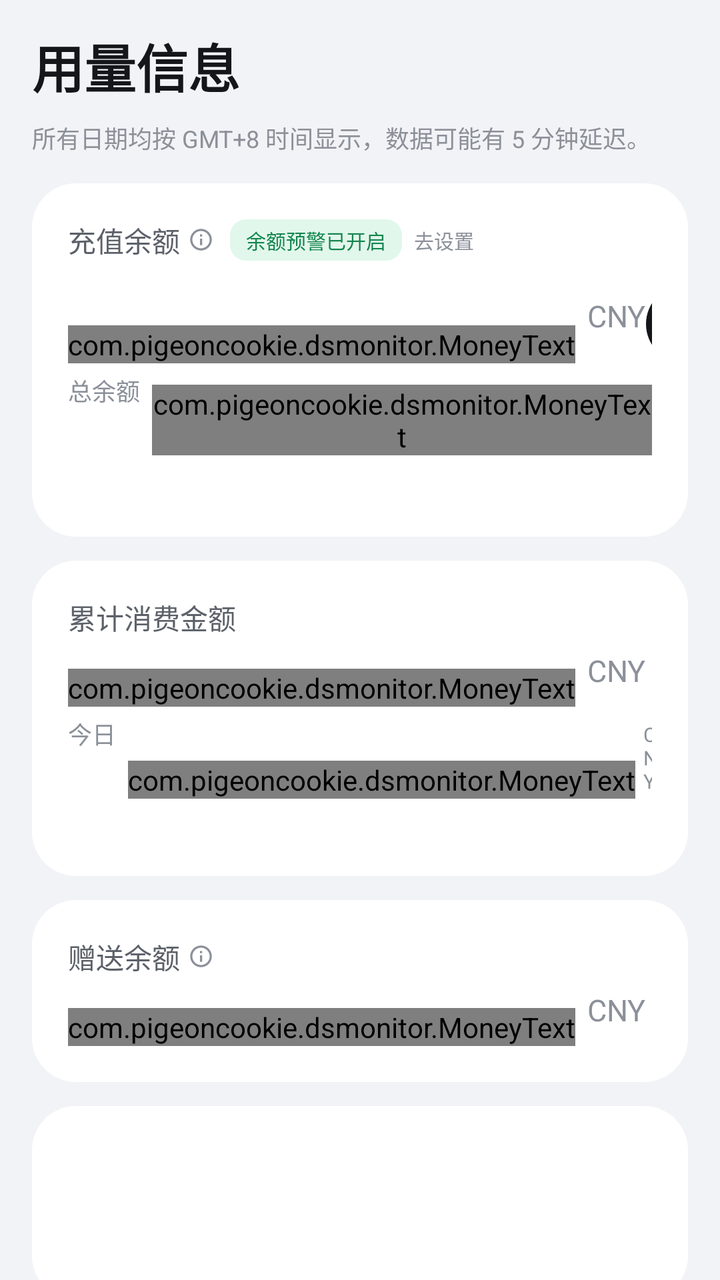
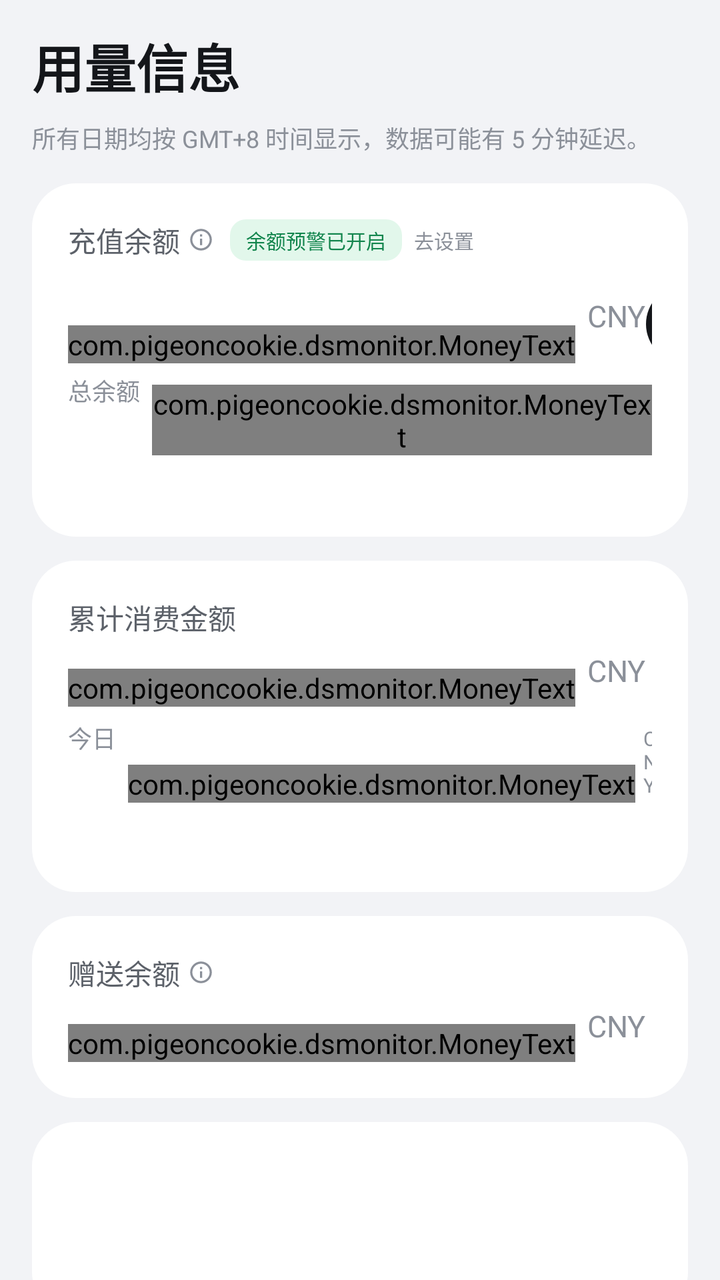

The first picture is an Android layout as it rendered before a commit; the second is the same layout after the commit. The layout source and the unified diff follow.
<!-- AndroidManifest.xml: application theme AppTheme -->
<!-- res/layout/page_dashboard.xml -->
<?xml version="1.0" encoding="utf-8"?>
<ScrollView xmlns:android="http://schemas.android.com/apk/res/android"
    android:layout_width="match_parent"
    android:layout_height="match_parent"
    android:background="@color/ds_bg"
    android:fillViewport="true"
    android:scrollbars="none">

    <LinearLayout
        android:layout_width="match_parent"
        android:layout_height="wrap_content"
        android:orientation="vertical"
        android:paddingStart="16dp"
        android:paddingTop="14dp"
        android:paddingEnd="16dp"
        android:paddingBottom="26dp">

        <TextView
            android:layout_width="wrap_content"
            android:layout_height="wrap_content"
            android:text="@string/dashboard_title"
            android:textColor="@color/ds_text"
            android:textSize="26sp"
            android:textStyle="bold" />

        <TextView
            android:layout_width="match_parent"
            android:layout_height="wrap_content"
            android:layout_marginTop="8dp"
            android:lineSpacingExtra="3dp"
            android:text="@string/dashboard_subtitle"
            android:textColor="@color/ds_text_3"
            android:textSize="12sp" />

        <FrameLayout
            android:id="@+id/card_balance"
            android:layout_width="match_parent"
            android:layout_height="wrap_content"
            android:layout_marginTop="14dp"
            android:background="@drawable/bg_card">

            <LinearLayout
                android:layout_width="match_parent"
                android:layout_height="wrap_content"
                android:orientation="vertical"
                android:padding="18dp">

                <LinearLayout
                    android:layout_width="match_parent"
                    android:layout_height="wrap_content"
                    android:gravity="center_vertical"
                    android:orientation="horizontal">

                    <TextView
                        android:layout_width="wrap_content"
                        android:layout_height="wrap_content"
                        android:text="@string/topup_balance"
                        android:textColor="@color/ds_text_2"
                        android:textSize="14sp" />

                    <ImageView
                        android:layout_width="13dp"
                        android:layout_height="13dp"
                        android:layout_marginStart="4dp"
                        android:contentDescription="@null"
android:id="@+id/info_balance"
                        android:src="@drawable/ic_info"
                        android:tint="@color/ds_text_3" />

                    <TextView
                        android:id="@+id/badge_alert"
                        android:layout_width="wrap_content"
                        android:layout_height="wrap_content"
                        android:layout_marginStart="8dp"
                        android:background="@drawable/bg_badge"
                        android:paddingStart="8dp"
                        android:paddingTop="3dp"
                        android:paddingEnd="8dp"
                        android:paddingBottom="3dp"
                        android:text="@string/alert_on"
                        android:textColor="@color/ds_badge_fg"
                        android:textSize="10sp" />

                    <TextView
                        android:id="@+id/btn_alert_setup"
                        android:layout_width="wrap_content"
                        android:layout_height="wrap_content"
                        android:layout_marginStart="6dp"
                        android:text="@string/go_settings"
                        android:textColor="@color/ds_text_3"
                        android:textSize="10sp" />
                </LinearLayout>

                <LinearLayout
                    android:layout_width="match_parent"
                    android:layout_height="wrap_content"
                    android:layout_marginTop="12dp"
                    android:gravity="bottom"
                    android:orientation="horizontal">

                    <com.pigeoncookie.dsmonitor.MoneyText
                        android:id="@+id/money_total"
                        android:layout_width="wrap_content"
                        android:layout_height="wrap_content"
                        android:text="¥--.--"
                        android:textColor="@color/ds_text"
                        android:textSize="34sp"
                        android:textStyle="bold" />

                    <TextView
                        android:id="@+id/currency_total"
                        android:layout_width="wrap_content"
                        android:layout_height="wrap_content"
                        android:layout_marginStart="6dp"
                        android:layout_marginBottom="4dp"
                        android:text="CNY"
                        android:textColor="@color/ds_text_3"
                        android:textSize="15sp" />

                    <View
                        android:layout_width="0dp"
                        android:layout_height="1dp"
                        android:layout_weight="1" />

                    <TextView
                        android:id="@+id/btn_topup"
                        android:layout_width="wrap_content"
                        android:layout_height="wrap_content"
                        android:background="@drawable/bg_pill"
                        android:paddingStart="20dp"
                        android:paddingTop="10dp"
                        android:paddingEnd="20dp"
                        android:paddingBottom="10dp"
                        android:text="@string/go_topup"
                        android:textColor="@color/ds_pill_fg"
                        android:textSize="13sp" />
                </LinearLayout>

                <LinearLayout
                    android:id="@+id/total_all_row"
                    android:layout_width="wrap_content"
                    android:layout_height="wrap_content"
                    android:layout_marginTop="8dp"
                    android:gravity="bottom"
                    android:orientation="horizontal">

                    <TextView
                        android:layout_width="wrap_content"
                        android:layout_height="wrap_content"
                        android:text="总余额"
                        android:textColor="@color/ds_text_3"
                        android:textSize="12sp" />

                    <com.pigeoncookie.dsmonitor.MoneyText
                        android:id="@+id/money_total_all"
                        android:layout_width="wrap_content"
                        android:layout_height="wrap_content"
                        android:layout_marginStart="6dp"
                        android:text="¥--.--"
                        android:textColor="@color/ds_text_2"
                        android:textSize="15sp"
                        android:textStyle="bold" />

                    <TextView
                        android:layout_width="wrap_content"
                        android:layout_height="wrap_content"
                        android:layout_marginStart="4dp"
                        android:layout_marginBottom="1dp"
                        android:text="CNY"
                        android:textColor="@color/ds_text_3"
                        android:textSize="10sp" />
                </LinearLayout>

                <TextView
                    android:id="@+id/balance_meta"
                    android:layout_width="match_parent"
                    android:layout_height="wrap_content"
                    android:layout_marginTop="8dp"
                    android:text=""
                    android:textColor="@color/ds_text_3"
                    android:textSize="11sp" />
            </LinearLayout>
        </FrameLayout>

        <LinearLayout
            android:layout_width="match_parent"
            android:layout_height="wrap_content"
            android:layout_marginTop="12dp"
            android:background="@drawable/bg_card"
            android:orientation="vertical"
            android:padding="18dp">

            <TextView
                android:layout_width="wrap_content"
                android:layout_height="wrap_content"
                android:text="@string/cumulative_cost"
                android:textColor="@color/ds_text_2"
                android:textSize="14sp" />

            <LinearLayout
                android:layout_width="match_parent"
                android:layout_height="wrap_content"
                android:layout_marginTop="10dp"
                android:gravity="bottom"
                android:orientation="horizontal">

                <com.pigeoncookie.dsmonitor.MoneyText
                    android:id="@+id/money_cumulative"
                    android:layout_width="wrap_content"
                    android:layout_height="wrap_content"
                    android:text="¥--.--"
                    android:textColor="@color/ds_text"
                    android:textSize="32sp"
                    android:textStyle="bold" />

                <TextView
                    android:id="@+id/currency_cumulative"
                    android:layout_width="wrap_content"
                    android:layout_height="wrap_content"
                    android:layout_marginStart="6dp"
                    android:layout_marginBottom="4dp"
                    android:text="CNY"
                    android:textColor="@color/ds_text_3"
                    android:textSize="15sp" />
            </LinearLayout>

            <LinearLayout
                android:layout_width="wrap_content"
                android:layout_height="wrap_content"
                android:layout_marginTop="8dp"
                android:gravity="bottom"
                android:orientation="horizontal">

                <TextView
                    android:layout_width="wrap_content"
                    android:layout_height="wrap_content"
                    android:text="今日"
                    android:textColor="@color/ds_text_3"
                    android:textSize="12sp" />

                <com.pigeoncookie.dsmonitor.MoneyText
                    android:id="@+id/today_cost"
                    android:layout_width="wrap_content"
                    android:layout_height="wrap_content"
                    android:layout_marginStart="6dp"
                    android:text="¥--.--"
                    android:textColor="@color/ds_text_2"
                    android:textSize="15sp"
                    android:textStyle="bold" />

                <TextView
                    android:id="@+id/today_currency"
                    android:layout_width="wrap_content"
                    android:layout_height="wrap_content"
                    android:layout_marginStart="4dp"
                    android:layout_marginBottom="1dp"
                    android:text="CNY"
                    android:textColor="@color/ds_text_3"
                    android:textSize="10sp" />
            </LinearLayout>

            <TextView
                android:id="@+id/cumulative_meta"
                android:layout_width="match_parent"
                android:layout_height="wrap_content"
                android:layout_marginTop="6dp"
                android:textColor="@color/ds_text_3"
                android:textSize="11sp" />
        </LinearLayout>

        <LinearLayout
            android:layout_width="match_parent"
            android:layout_height="wrap_content"
            android:layout_marginTop="12dp"
            android:background="@drawable/bg_card"
            android:orientation="vertical"
            android:padding="18dp">

            <LinearLayout
                android:layout_width="match_parent"
                android:layout_height="wrap_content"
                android:gravity="center_vertical"
                android:orientation="horizontal">

                <TextView
                    android:layout_width="wrap_content"
                    android:layout_height="wrap_content"
                    android:text="@string/granted_balance"
                    android:textColor="@color/ds_text_2"
                    android:textSize="14sp" />

                <ImageView
                    android:layout_width="13dp"
                    android:layout_height="13dp"
                    android:layout_marginStart="4dp"
                    android:contentDescription="@null"
                    android:id="@+id/info_granted"
                        android:src="@drawable/ic_info"
                    android:tint="@color/ds_text_3" />
            </LinearLayout>

            <LinearLayout
            android:id="@+id/card_granted"
                android:layout_width="match_parent"
                android:layout_height="wrap_content"
                android:layout_marginTop="10dp"
                android:gravity="bottom"
                android:orientation="horizontal">

                <com.pigeoncookie.dsmonitor.MoneyText
                    android:id="@+id/money_granted"
                    android:layout_width="wrap_content"
                    android:layout_height="wrap_content"
                    android:text="¥--.--"
                    android:textColor="@color/ds_text"
                    android:textSize="32sp"
                    android:textStyle="bold" />

                <TextView
                    android:id="@+id/currency_granted"
                    android:layout_width="wrap_content"
                    android:layout_height="wrap_content"
                    android:layout_marginStart="6dp"
                    android:layout_marginBottom="4dp"
                    android:text="CNY"
                    android:textColor="@color/ds_text_3"
                    android:textSize="15sp" />
            </LinearLayout>
        </LinearLayout>

        <LinearLayout
            android:layout_width="match_parent"
            android:layout_height="wrap_content"
            android:layout_marginTop="12dp"
            android:background="@drawable/bg_card"
            android:orientation="vertical"
            android:padding="18dp">

            <TextView
                android:id="@+id/source_line"
                android:layout_width="match_parent"
                android:layout_height="wrap_content"
                android:textColor="@color/ds_text_2"
                android:textSize="12sp" />

            <TextView
                android:id="@+id/updated_line"
                android:layout_width="match_parent"
                android:layout_height="wrap_content"
                android:layout_marginTop="6dp"
                android:textColor="@color/ds_text_3"
                android:textSize="12sp" />

            <TextView
                android:id="@+id/sample_line"
                android:layout_width="match_parent"
                android:layout_height="wrap_content"
                android:layout_marginTop="6dp"
                android:textColor="@color/ds_text_3"
                android:textSize="12sp" />
        </LinearLayout>
    </LinearLayout>
</ScrollView>
<!-- resources referenced by this layout -->
<resources>
  <color name="ds_badge_fg">#12854D</color>
  <color name="ds_bg">#F2F3F6</color>
  <color name="ds_pill_fg">#FFFFFF</color>
  <color name="ds_text">#14161A</color>
  <color name="ds_text_2">#5C6169</color>
  <color name="ds_text_3">#8B9099</color>
  <!-- drawable bg_badge (drawable) -->
  <?xml version="1.0" encoding="utf-8"?>
  <shape xmlns:android="http://schemas.android.com/apk/res/android" android:shape="rectangle">
      <solid android:color="@color/ds_badge_bg" />
      <corners android:radius="8dp" />
  </shape>
  <!-- drawable bg_card (drawable) -->
  <?xml version="1.0" encoding="utf-8"?>
  <shape xmlns:android="http://schemas.android.com/apk/res/android" android:shape="rectangle">
      <solid android:color="@color/ds_card" />
      <corners android:radius="22dp" />
  </shape>
  <!-- drawable bg_pill (drawable) -->
  <?xml version="1.0" encoding="utf-8"?>
  <shape xmlns:android="http://schemas.android.com/apk/res/android" android:shape="rectangle">
      <solid android:color="@color/ds_pill_bg" />
      <corners android:radius="999dp" />
  </shape>
  <!-- drawable ic_info (drawable) -->
  <?xml version="1.0" encoding="utf-8"?>
  <vector xmlns:android="http://schemas.android.com/apk/res/android"
      android:width="24dp"
      android:height="24dp"
      android:viewportWidth="24"
      android:viewportHeight="24">
      <path
          android:fillColor="#FFFFFFFF"
          android:pathData="M11,7h2v2h-2V7zM11,11h2v6h-2v-6zM12,2C6.48,2 2,6.48 2,12s4.48,10 10,10 10,-4.48 10,-10S17.52,2 12,2zM12,20c-4.41,0 -8,-3.59 -8,-8s3.59,-8 8,-8 8,3.59 8,8 -3.59,8 -8,8z" />
  </vector>
  <string name="alert_on">余额预警已开启</string>
  <string name="cumulative_cost">累计消费金额</string>
  <string name="dashboard_subtitle">所有日期均按 GMT+8 时间显示，数据可能有 5 分钟延迟。</string>
  <string name="dashboard_title">用量信息</string>
  <string name="go_settings">去设置</string>
  <string name="go_topup">去充值</string>
  <string name="granted_balance">赠送余额</string>
  <string name="topup_balance">充值余额</string>
  <style name="AppTheme" parent="@android:style/Theme.Material.Light.NoActionBar">
          <item name="android:windowBackground">@color/ds_bg</item>
          <item name="android:colorAccent">@color/ds_accent</item>
          <item name="android:colorPrimary">@color/ds_accent</item>
          <item name="android:statusBarColor">@color/ds_navbar</item>
          <item name="android:navigationBarColor">@color/ds_navbar</item>
          <item name="android:windowLightStatusBar">false</item>
          <item name="android:textColorPrimary">@color/ds_text</item>
          <item name="android:textColorHint">@color/ds_text_3</item>
          <item name="android:textColorSecondary">@color/ds_text_2</item>
      </style>
  <color name="ds_badge_bg">#E2F7EB</color>
  <color name="ds_card">#FFFFFF</color>
  <color name="ds_pill_bg">#14161A</color>
  <color name="ds_accent">#4D6BFE</color>
  <color name="ds_navbar">#101014</color>
</resources>

<!-- the commit's change to res/layout/page_dashboard.xml (unified diff, before → after) -->
@@ -227,7 +227,8 @@ android:id="@+id/info_balance"
             <LinearLayout
                 android:layout_width="wrap_content"
                 android:layout_height="wrap_content"
-                android:layout_marginTop="8dp"
+                android:layout_marginTop="10dp"
+                android:layout_marginBottom="2dp"
                 android:gravity="bottom"
                 android:orientation="horizontal">
 
@@ -263,7 +264,7 @@ android:id="@+id/info_balance"
                 android:id="@+id/cumulative_meta"
                 android:layout_width="match_parent"
                 android:layout_height="wrap_content"
-                android:layout_marginTop="6dp"
+                android:layout_marginTop="10dp"
                 android:textColor="@color/ds_text_3"
                 android:textSize="11sp" />
         </LinearLayout>
